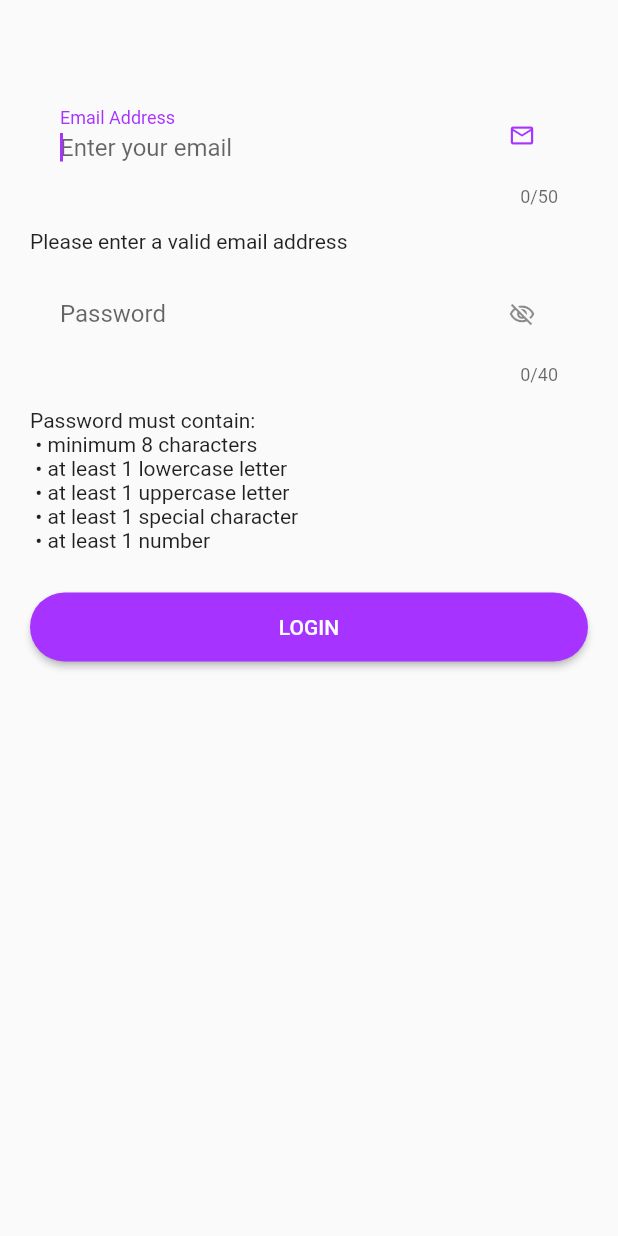
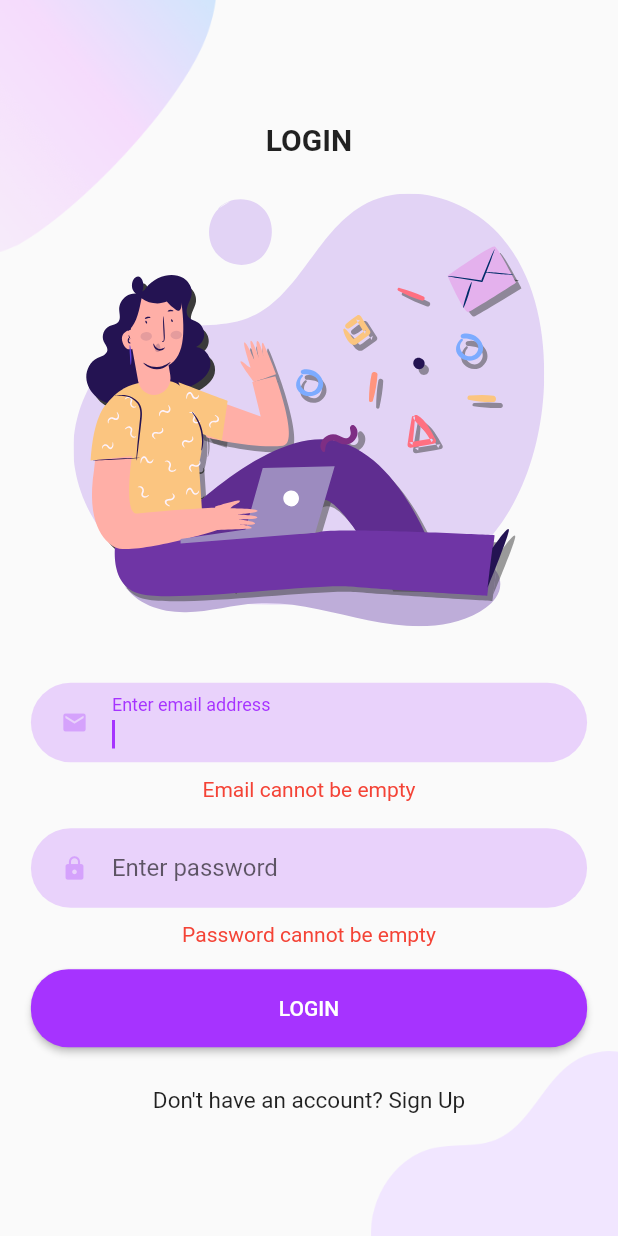
Before and after one commit to Nishith-Savla/ByePass-Password-Manager, a Flutter app: the screen it shows after launch, after a tap on "LOGIN", on a phone screen of 412 x 824 dp. Run offline on Flutter 3.47's test engine with Material 2 defaults, Android fonts, the phone set to English and light mode, and no system bars; our stand-ins replace flutter_dotenv, flutter_svg.

Commit message:
:lipstick::truck: Style the login page and add assets

```diff
--- /dev/null
+++ b/lib/components/background.dart
@@ -0,0 +1,42 @@
+import 'package:flutter/material.dart';
+
+class Background extends StatelessWidget {
+  final Widget child;
+  const Background({
+    Key? key,
+    required this.child,
+  }) : super(key: key);
+
+  @override
+  Widget build(BuildContext context) {
+    // Below line will provide the size of the size
+    Size size = MediaQuery.of(context).size;
+
+    return SizedBox(
+      width: double.infinity,
+      height: size.height,
+      child: Stack(
+        alignment: Alignment.center,
+        children: [
+          Positioned(
+            top: 0,
+            left: 0,
+            child: Image.asset(
+              "assets/images/main_top.png",
+              width: size.width * 0.35,
+            ),
+          ),
+          child,
+          Positioned(
+            bottom: 0,
+            right: 0,
+            child: Image.asset(
+              "assets/images/login_bottom.png",
+              width: size.width * 0.4,
+            ),
+          ),
+        ],
+      ),
+    );
+  }
+}
--- a/lib/components/rounded_button.dart
+++ b/lib/components/rounded_button.dart
@@ -19,7 +19,7 @@ class RoundedButton extends StatelessWidget {
     Size size = MediaQuery.of(context).size;
     return Container(
       margin: const EdgeInsets.symmetric(vertical: 10),
-      width: size.width * 0.8,
+      width: size.width * 0.9,
       child: ElevatedButton(
         onPressed: onPressed,
         child: Text(
@@ -33,7 +33,7 @@ class RoundedButton extends StatelessWidget {
             borderRadius: BorderRadius.circular(25),
           ),
           primary: color,
-          padding: const EdgeInsets.symmetric(horizontal: 40, vertical: 15),
+          padding: const EdgeInsets.symmetric(horizontal: 40, vertical: 18),
         ),
       ),
     );
--- a/lib/components/rounded_textfield.dart
+++ b/lib/components/rounded_textfield.dart
@@ -1,8 +1,8 @@
+import 'package:password_manager/utils.dart';
 import 'package:flutter/material.dart';
 import 'package:password_manager/components/textfield_container.dart';
-import 'package:password_manager/utils.dart';
 
-class RoundedTextField extends StatelessWidget {
+class RoundedTextFormField extends StatelessWidget {
   final Color? color;
   final String? labelText;
   final String? hintText;
@@ -20,7 +20,7 @@ class RoundedTextField extends StatelessWidget {
   final bool obscureText;
   final FocusNode? focusNode;
 
-  const RoundedTextField({
+  const RoundedTextFormField({
     Key? key,
     this.labelText,
     this.hintText,
@@ -39,24 +39,23 @@ class RoundedTextField extends StatelessWidget {
     this.autofocus = false,
     this.obscureText = false,
   }) : super(key: key);
+
   @override
   Widget build(BuildContext context) {
     return TextFieldContainer(
       child: TextFormField(
         onChanged: onChanged,
         cursorColor: purpleMaterialColor,
+        obscureText: obscureText,
         decoration: InputDecoration(
-          fillColor: color ?? purpleMaterialColor[100],
           isDense: true,
-          icon: icon != null
-              ? Icon(
-                  icon,
-                  color: purpleMaterialColor,
-                )
-              : null,
+          icon: Icon(
+            icon,
+            color: purpleMaterialColor[200],
+          ),
+          hintText: hintText,
           suffixIcon: suffixIcon,
           labelText: labelText,
-          hintText: hintText,
           border: InputBorder.none,
         ),
         autovalidateMode: autovalidateMode,
@@ -67,7 +66,6 @@ class RoundedTextField extends StatelessWidget {
         onSaved: onSaved,
         validator: validator,
         autofocus: autofocus,
-        obscureText: obscureText,
         style: style,
       ),
     );
--- a/lib/components/textfield_container.dart
+++ b/lib/components/textfield_container.dart
@@ -1,3 +1,4 @@
+import 'package:password_manager/utils.dart';
 import 'package:flutter/material.dart';
 
 class TextFieldContainer extends StatelessWidget {
@@ -12,8 +13,12 @@ class TextFieldContainer extends StatelessWidget {
     final size = MediaQuery.of(context).size;
     return Container(
       margin: const EdgeInsets.symmetric(vertical: 10),
-      padding: const EdgeInsets.symmetric(vertical: 5, horizontal: 20),
+      padding: const EdgeInsets.symmetric(vertical: 1, horizontal: 20),
       width: size.width * 0.9,
+      decoration: BoxDecoration(
+        color: purpleMaterialColor[100],
+        borderRadius: BorderRadius.circular(29),
+      ),
       child: child,
     );
   }
--- a/lib/pages/login.dart
+++ b/lib/pages/login.dart
@@ -1,7 +1,8 @@
 import 'package:flutter/material.dart';
+import 'package:password_manager/components/background.dart';
 import 'package:password_manager/components/rounded_button.dart';
 import 'package:password_manager/components/rounded_textfield.dart';
-import 'package:password_manager/utils.dart' show emailRegex;
+import 'package:flutter_svg/svg.dart';
 
 class Login extends StatefulWidget {
   const Login({Key? key}) : super(key: key);
@@ -10,49 +11,20 @@ class Login extends StatefulWidget {
   _LoginState createState() => _LoginState();
 }
 
-extension Validator on String {
-  bool isValidEmail() => RegExp(emailRegex).hasMatch(this);
-
-  String validatePassword() {
-    final _errorMessage = StringBuffer();
-
-    if (length < 8) {
-      _errorMessage.write(' • minimum 8 characters\n');
-    }
-    if (!RegExp(r'[a-z]').hasMatch(this)) {
-      _errorMessage.write(' • at least 1 lowercase letter\n');
-    }
-    if (!RegExp(r'[A-Z]').hasMatch(this)) {
-      _errorMessage.write(' • at least 1 uppercase letter\n');
-    }
-    if (!RegExp(r'[!@#\$&*~.-/:`]').hasMatch(this)) {
-      _errorMessage.write(' • at least 1 special character\n');
-    }
-    if (!RegExp(r'\d').hasMatch(this)) {
-      _errorMessage.write(' • at least 1 number\n');
-    }
-
-    return _errorMessage.toString().isNotEmpty
-        ? 'Password must contain:\n' + _errorMessage.toString()
-        : '';
-  }
-}
-
 class _LoginState extends State<Login> {
   final _formKey = GlobalKey<FormState>();
-  final _emailFocusNode = FocusNode();
-  final _passwordFocusNode = FocusNode();
   String _email = "";
   String _password = "";
+  bool _isPasswordVisisble = false;
+  bool _isPasswordFocused = false;
   String _emailErrorMessage = "";
   String _passwordErrorMessage = "";
-  bool _isPasswordVisible = true;
 
   bool _validate() {
     if (_formKey.currentState!.validate()) {
       _formKey.currentState!.save();
-      print(_email);
-      print(_password);
+      debugPrint(_email);
+      debugPrint(_password);
       return true;
     }
     return false;
@@ -60,80 +32,131 @@ class _LoginState extends State<Login> {
 
   @override
   Widget build(BuildContext context) {
+    final size = MediaQuery.of(context).size;
     return Scaffold(
-      body: Container(
-        alignment: Alignment.center,
-        padding: const EdgeInsets.symmetric(vertical: 50, horizontal: 20),
+      body: Background(
+        child: SingleChildScrollView(
           child: Form(
             key: _formKey,
             child: Column(
-            crossAxisAlignment: CrossAxisAlignment.stretch,
+              mainAxisAlignment: MainAxisAlignment.center,
               children: [
-              RoundedTextField(
+                const Text(
+                  "LOGIN",
+                  style: TextStyle(
+                    fontWeight: FontWeight.bold,
+                    fontSize: 20,
+                  ),
+                ),
+                SizedBox(
+                  height: size.height * 0.03,
+                ),
+                SvgPicture.asset(
+                  "assets/icons/login.svg",
+                  height: size.height * 0.35,
+                ),
+                SizedBox(
+                  height: size.height * 0.03,
+                ),
+                Padding(
+                  padding: const EdgeInsets.symmetric(vertical: 3),
+                  child: Column(
+                    children: [
+                      RoundedTextFormField(
                         autovalidateMode: AutovalidateMode.onUserInteraction,
-                focusNode: _emailFocusNode,
-                labelText: 'Email Address',
-                hintText: 'Enter your email',
-                suffixIcon: IconButton(
-                    icon: const Icon(Icons.email_outlined),
-                    onPressed: () => _emailFocusNode.requestFocus()),
                         keyboardType: TextInputType.emailAddress,
+                        labelText: "Enter email address",
                         autofocus: true,
                         autofillHints: const [AutofillHints.email],
-                maxLength: 50,
+                        icon: Icons.email,
                         validator: (email) {
-                  WidgetsBinding.instance!.addPostFrameCallback((_) {
-                    setState(() => _emailErrorMessage = email!.isValidEmail()
-                        ? ""
-                        : "Please enter a valid email address");
-                  });
+                          WidgetsBinding.instance!.addPostFrameCallback(
+                            (_) => setState(() => _emailErrorMessage =
+                                email!.isNotEmpty
+                                    ? ''
+                                    : 'Email cannot be empty'),
+                          );
                         },
                         onSaved: (email) => _email = email!,
                       ),
-              Text(_emailErrorMessage),
-              RoundedTextField(
+                      _emailErrorMessage.isNotEmpty
+                          ? Text(
+                              _emailErrorMessage,
+                              textAlign: TextAlign.left,
+                              style: const TextStyle(
+                                color: Colors.red,
+                              ),
+                            )
+                          : Container(),
+                    ],
+                  ),
+                ),
+                Padding(
+                  padding: const EdgeInsets.symmetric(vertical: 5.0),
+                  child: Column(
+                    children: [
+                      Focus(
+                        child: RoundedTextFormField(
                           autovalidateMode: AutovalidateMode.onUserInteraction,
-                focusNode: _passwordFocusNode,
-                obscureText: _isPasswordVisible,
-                labelText: 'Password',
-                hintText: 'Enter your password',
-                suffixIcon: IconButton(
-                    onPressed: () {
-                      setState(() => _isPasswordVisible = !_isPasswordVisible);
-                      _passwordFocusNode.requestFocus();
-                    },
-                    icon: Icon(_isPasswordVisible
-                        ? Icons.visibility_off_outlined
-                        : Icons.visibility_outlined)),
+                          labelText: "Enter password",
+                          icon: Icons.lock,
+                          obscureText: _isPasswordVisisble,
                           keyboardType: TextInputType.visiblePassword,
                           autofillHints: const [AutofillHints.password],
-                maxLength: 40,
+                          suffixIcon: _isPasswordFocused
+                              ? IconButton(
+                                  onPressed: () {
+                                    setState(() => _isPasswordVisisble =
+                                        !_isPasswordVisisble);
+                                  },
+                                  icon: Icon(
+                                    _isPasswordVisisble
+                                        ? Icons.visibility_off_outlined
+                                        : Icons.visibility_outlined,
+                                    size: 20,
+                                  ),
+                                )
+                              : null,
                           validator: (password) {
-                  WidgetsBinding.instance!.addPostFrameCallback((_) {
-                    setState(() =>
-                        _passwordErrorMessage = password!.validatePassword());
-                  });
+                            WidgetsBinding.instance!.addPostFrameCallback(
+                              (_) => setState(() => _passwordErrorMessage =
+                                  password!.isNotEmpty
+                                      ? ''
+                                      : 'Password cannot be empty'),
+                            );
                           },
                           onSaved: (password) => _password = password!,
                         ),
-              Text(_passwordErrorMessage),
+                        onFocusChange: (hasFocus) =>
+                            setState(() => _isPasswordFocused = hasFocus),
+                      ),
+                      _passwordErrorMessage.isNotEmpty
+                          ? Text(
+                              _passwordErrorMessage,
+                              style: const TextStyle(
+                                color: Colors.red,
+                              ),
+                            )
+                          : Container(),
+                    ],
+                  ),
+                ),
                 RoundedButton(
                   text: "LOGIN",
-                onPressed: () => _validate(),
+                  onPressed: _validate,
+                ),
+                SizedBox(height: size.height * 0.02),
+                const Text(
+                  "Don't have an account? Sign Up",
+                  style: TextStyle(
+                    fontSize: 15,
+                  ),
                 ),
               ],
             ),
           ),
         ),
+      ),
     );
   }
-
-  @override
-  void dispose() {
-    // Clean up the focus node when the Form is disposed.
-    _emailFocusNode.dispose();
-    _passwordFocusNode.dispose();
-
-    super.dispose();
 }
-}
```
Also changed, not shown: pubspec.yaml (+4 -3 lines), assets/icons/chat.svg (added), assets/icons/facebook.svg (added), assets/icons/google-plus.svg (added), assets/icons/login.svg (added), assets/icons/signup.svg (added), assets/icons/twitter.svg (added), assets/images/login_bottom.png (added), assets/images/main_bottom.png (added), assets/images/main_top.png (added), assets/images/signup_top.png (added), pubspec.lock. Lines whose indentation alone changed are shown as unchanged.
